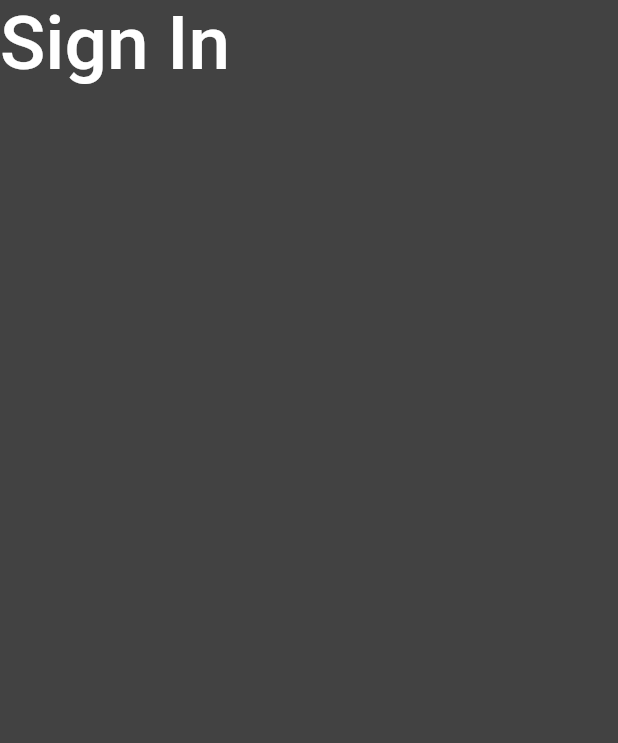
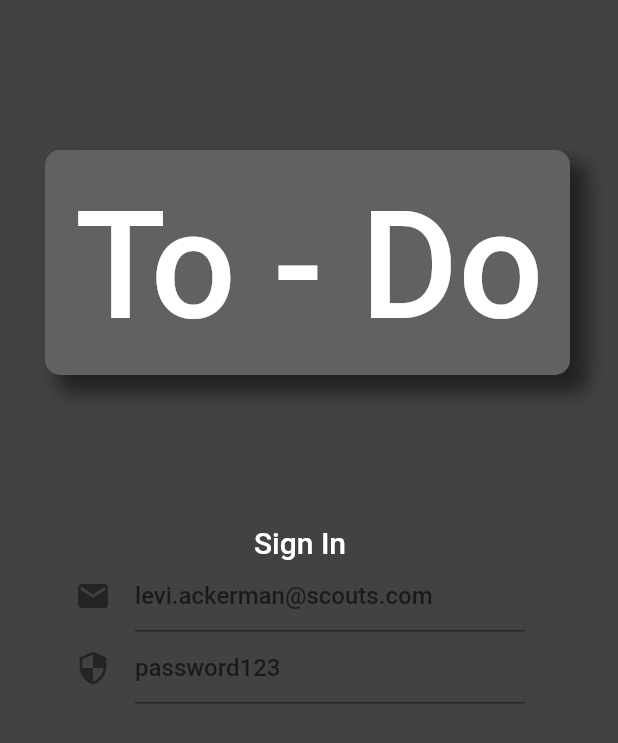
Before and after one commit to cravinpineapple/MAP-creative2, a Flutter app: the screen it shows after launch, on a phone screen of 412 x 824 dp. Shown: the top 743 px of the screen. Run offline on Flutter 3.47's test engine with Material 2 defaults, Android fonts, the phone set to English and light mode, and no system bars; Roboto replaces fonts that are missing (Robot).

Commit message:
basic login screen

```diff
--- a/lib/screens/login_screen.dart
+++ b/lib/screens/login_screen.dart
@@ -29,21 +29,98 @@ class LoginScreenState extends State<LoginScreen> {
   Widget build(BuildContext context) {
     return Scaffold(
       backgroundColor: Colors.grey[800],
-      body: Column(
-        crossAxisAlignment: CrossAxisAlignment.center,
+      body: SingleChildScrollView(
+        child: Column(
+          children: [
+            SizedBox(height: 100.0),
+            Row(
+              children: [
+                SizedBox(width: 30.0),
+                Container(
+                  width: 350.0,
+                  height: 150.0,
+                  decoration: BoxDecoration(
+                    borderRadius: BorderRadius.circular(10.0),
+                    color: Colors.grey[700],
+                    boxShadow: [
+                      BoxShadow(
+                        color: Colors.grey[900],
+                        offset: Offset(10.0, 10.0),
+                        blurRadius: 10.0,
+                        spreadRadius: 2.0,
+                      ),
+                    ],
+                  ),
+                  child: Padding(
+                    padding: const EdgeInsets.fromLTRB(20.0, 19.0, 0.0, 0.0),
+                    child: Text(
+                      'To - Do',
+                      style: TextStyle(
+                        fontSize: 100.0,
+                        color: Colors.white,
+                        fontFamily: 'Robot',
+                      ),
+                    ),
+                  ),
+                ),
+              ],
+            ),
+            SizedBox(height: 100.0),
+            Row(
+              children: [
+                SizedBox(width: 50.0),
+                Column(
                   children: [
                     Text(
                       'Sign In',
                       style: TextStyle(
-              fontSize: 50.0,
+                        fontSize: 20.0,
                         color: Colors.white,
                         fontFamily: 'Roboto',
                       ),
                     ),
-          // TextFormField(
-          //   decoration: InputDecoration(),
-          // ),
+                    SizedBox(
+                      width: 300.0,
+                      child: Theme(
+                        data: Theme.of(context)
+                            .copyWith(primaryColor: Colors.white),
+                        child: TextFormField(
+                          style: TextStyle(color: Colors.white),
+                          decoration: InputDecoration(
+                            icon: Icon(Icons.email),
+                            hintText: 'levi.ackerman@scouts.com',
+                          ),
+                          keyboardType: TextInputType.emailAddress,
+                          autocorrect: false,
+                          onSaved: null,
+                          validator: null,
+                        ),
+                      ),
+                    ),
+                    SizedBox(
+                      width: 300.0,
+                      child: Theme(
+                        data: Theme.of(context)
+                            .copyWith(primaryColor: Colors.white),
+                        child: TextFormField(
+                          style: TextStyle(color: Colors.white),
+                          decoration: InputDecoration(
+                            icon: Icon(Icons.security),
+                            hintText: 'password123',
+                          ),
+                          keyboardType: TextInputType.emailAddress,
+                          autocorrect: false,
+                          onSaved: null,
+                          validator: null,
+                        ),
+                      ),
+                    ),
                   ],
+                ),
+              ],
+            ),
+          ],
+        ),
       ),
     );
   }
```
Lines whose indentation alone changed are shown as unchanged.
